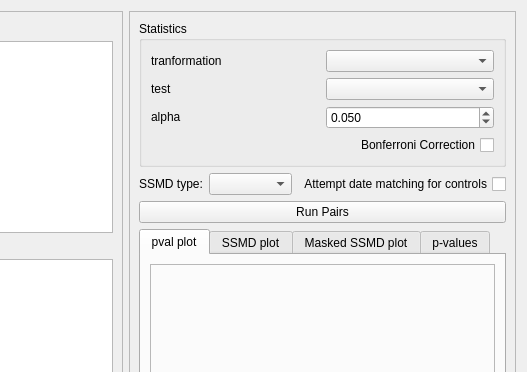
The window that DataViewerModule/Tools/pairwise_categorical.ui (kushalkolar/BehaviourAnalysis) describes before a commit, drawn with Qt 5; both pictures show x 426 to 953 and y 0 to 372 of the 953 by 595 pixel window.
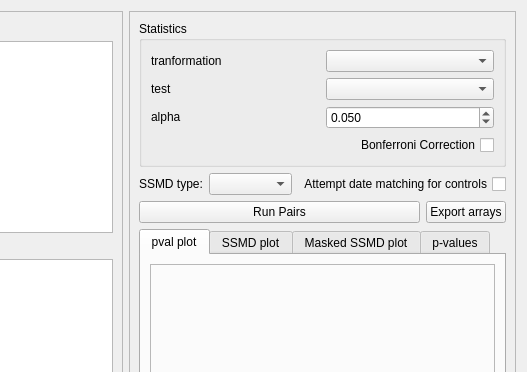
The same window after the commit.

What changed in the file:
```diff
--- a/DataViewerModule/Tools/pairwise_categorical.ui
+++ b/DataViewerModule/Tools/pairwise_categorical.ui
@@ -245,6 +245,30 @@
         </item>
        </layout>
       </item>
+      <item row="2" column="0">
+       <layout class="QHBoxLayout" name="horizontalLayout_3">
+        <item>
+         <widget class="QPushButton" name="pushButtonRunPairs">
+          <property name="sizePolicy">
+           <sizepolicy hsizetype="MinimumExpanding" vsizetype="Fixed">
+            <horstretch>0</horstretch>
+            <verstretch>0</verstretch>
+           </sizepolicy>
+          </property>
+          <property name="text">
+           <string>Run Pairs</string>
+          </property>
+         </widget>
+        </item>
+        <item>
+         <widget class="QPushButton" name="pushButtonExportArrays">
+          <property name="text">
+           <string>Export arrays</string>
+          </property>
+         </widget>
+        </item>
+       </layout>
+      </item>
       <item row="3" column="0">
        <widget class="QTabWidget" name="tabWidget">
         <property name="currentIndex">
@@ -313,13 +337,6 @@
         </widget>
        </widget>
       </item>
-      <item row="2" column="0">
-       <widget class="QPushButton" name="pushButtonRunPairs">
-        <property name="text">
-         <string>Run Pairs</string>
-        </property>
-       </widget>
-      </item>
      </layout>
     </widget>
    </item>
```
